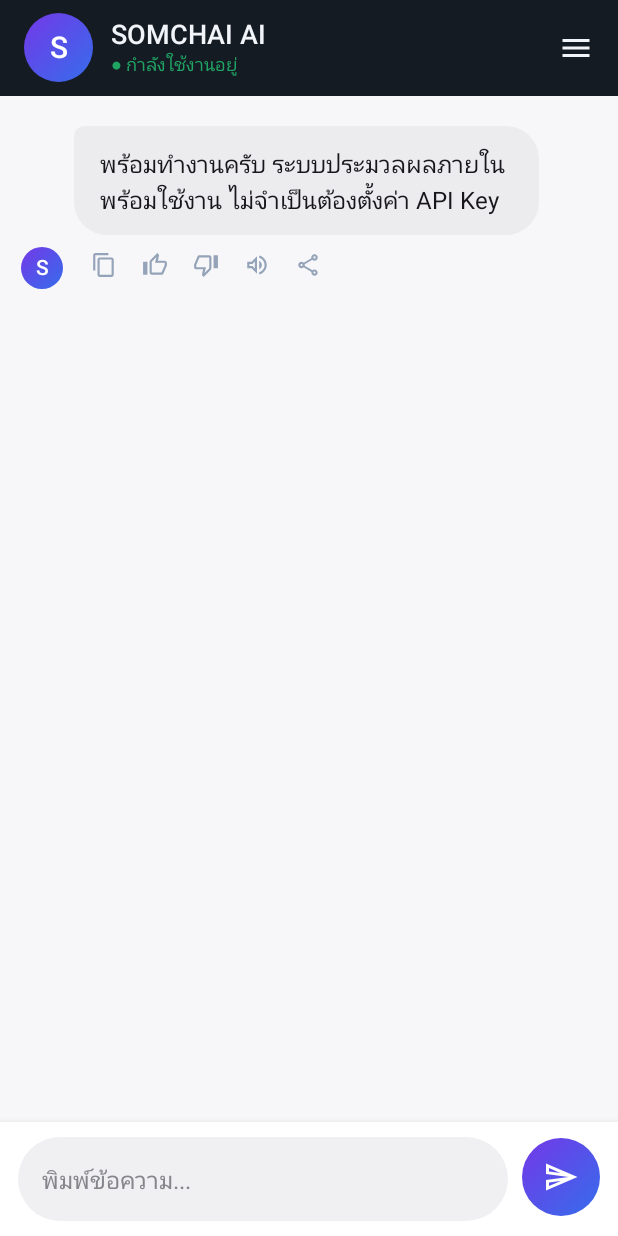
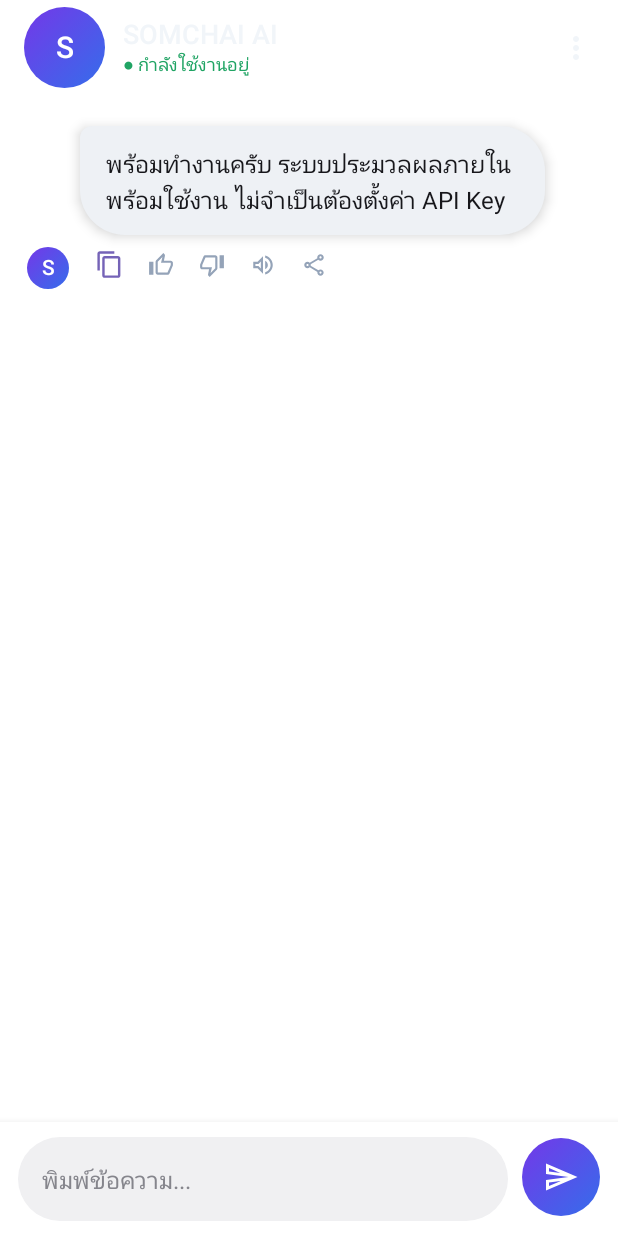
Before and after one commit to preecha021233-del/somchai-ai, an Android app built with Jetpack Compose: the screen it shows after launch (MainActivity), on a phone screen of 412 x 824 dp. Run offline under Robolectric (Android 15) with nearby library versions, the phone set to English and light mode, and no system bars.

Commit message:
Refresh chat UI to match approved SOMCHAI reference

```diff
--- a/app/src/main/java/com/somchai/ai/ui/AgentApp.kt
+++ b/app/src/main/java/com/somchai/ai/ui/AgentApp.kt
@@ -58,7 +58,7 @@ fun AgentApp(runtime: CoreRuntime) {
         topBar = {
             TopAppBar(
                 title = { Row(verticalAlignment = Alignment.CenterVertically, horizontalArrangement = Arrangement.spacedBy(12.dp)) {
-                    Box(Modifier.size(46.dp).clip(CircleShape).background(Brush.linearGradient(listOf(Color(0xFF7438E8), Color(0xFF356DEB)))), contentAlignment = Alignment.Center) {
+                    Box(Modifier.size(54.dp).clip(CircleShape).background(Brush.linearGradient(listOf(Color(0xFF7438E8), Color(0xFF356DEB)))), contentAlignment = Alignment.Center) {
                         Text("S", color = Color.White, style = MaterialTheme.typography.headlineMedium)
                     }
                     Column {
@@ -69,7 +69,7 @@ fun AgentApp(runtime: CoreRuntime) {
                 actions = {
                     Box {
                         IconButton(onClick = { menuExpanded = true }) {
-                            Icon(Icons.Outlined.Menu, contentDescription = "เปิดเมนู", tint = SomchaiTextPrimary)
+                            Icon(Icons.Outlined.MoreVert, contentDescription = "เมนูหลัก", tint = SomchaiTextPrimary)
                         }
                         DropdownMenu(
                             expanded = menuExpanded,
@@ -95,7 +95,7 @@ fun AgentApp(runtime: CoreRuntime) {
                         }
                     }
                 },
-                colors = TopAppBarDefaults.topAppBarColors(containerColor = SomchaiSurface)
+                colors = TopAppBarDefaults.topAppBarColors(containerColor = Color.White)
             )
         }
     ) { padding ->
@@ -169,13 +169,13 @@ private fun ChatPage(
     }
 
     Column(
-        modifier.fillMaxSize().background(Color(0xFFF7F7F9))
+        modifier.fillMaxSize().background(Color.White)
     ) {
         LazyColumn(
             state = listState,
-            modifier = Modifier.weight(1f).fillMaxWidth().padding(horizontal = 14.dp),
+            modifier = Modifier.weight(1f).fillMaxWidth().padding(horizontal = 18.dp),
             contentPadding = PaddingValues(top = 20.dp, bottom = 16.dp),
-            verticalArrangement = Arrangement.spacedBy(14.dp)
+            verticalArrangement = Arrangement.spacedBy(18.dp)
         ) {
             items(messages) { message ->
                 val isUser = message.startsWith("คุณ:")
@@ -200,7 +200,7 @@ private fun ChatPage(
                     }
                     if (isUser) {
                         Box(
-                            Modifier.widthIn(max = 300.dp).clip(RoundedCornerShape(22.dp))
+                            Modifier.widthIn(max = 310.dp).clip(RoundedCornerShape(30.dp))
                                 .background(Brush.linearGradient(listOf(Color(0xFF7438E8), Color(0xFF4267E8))))
                                 .padding(horizontal = 17.dp, vertical = 12.dp)
                         ) {
@@ -209,8 +209,9 @@ private fun ChatPage(
                     } else {
                         Column(Modifier.widthIn(max = 310.dp)) {
                             Surface(
-                                color = Color(0xFFECECEF),
-                                shape = RoundedCornerShape(topStart = 7.dp, topEnd = 22.dp, bottomEnd = 22.dp, bottomStart = 22.dp)
+                                color = Color(0xFFEEF1F5),
+                                shadowElevation = 5.dp,
+                                shape = RoundedCornerShape(topStart = 8.dp, topEnd = 30.dp, bottomEnd = 30.dp, bottomStart = 30.dp)
                             ) {
                                 Text(
                                     body, Modifier.padding(horizontal = 17.dp, vertical = 13.dp),
@@ -227,7 +228,7 @@ private fun ChatPage(
                                     clipboard.setPrimaryClip(ClipData.newPlainText("SOMCHAI AI", body))
                                     Toast.makeText(context, "คัดลอกแล้ว", Toast.LENGTH_SHORT).show()
                                 }, modifier = Modifier.size(34.dp)) {
-                                    Icon(Icons.Outlined.ContentCopy, "คัดลอก", tint = SomchaiTextSecondary, modifier = Modifier.size(17.dp))
+                                    Icon(Icons.Outlined.ContentCopy, "คัดลอก", tint = Color(0xFF7563B7), modifier = Modifier.size(19.dp))
                                 }
                                 IconButton(onClick = { onFeedback(body, true) }, modifier = Modifier.size(34.dp)) {
                                     Icon(Icons.Outlined.ThumbUp, "ถูกใจ", tint = SomchaiTextSecondary, modifier = Modifier.size(17.dp))
```
